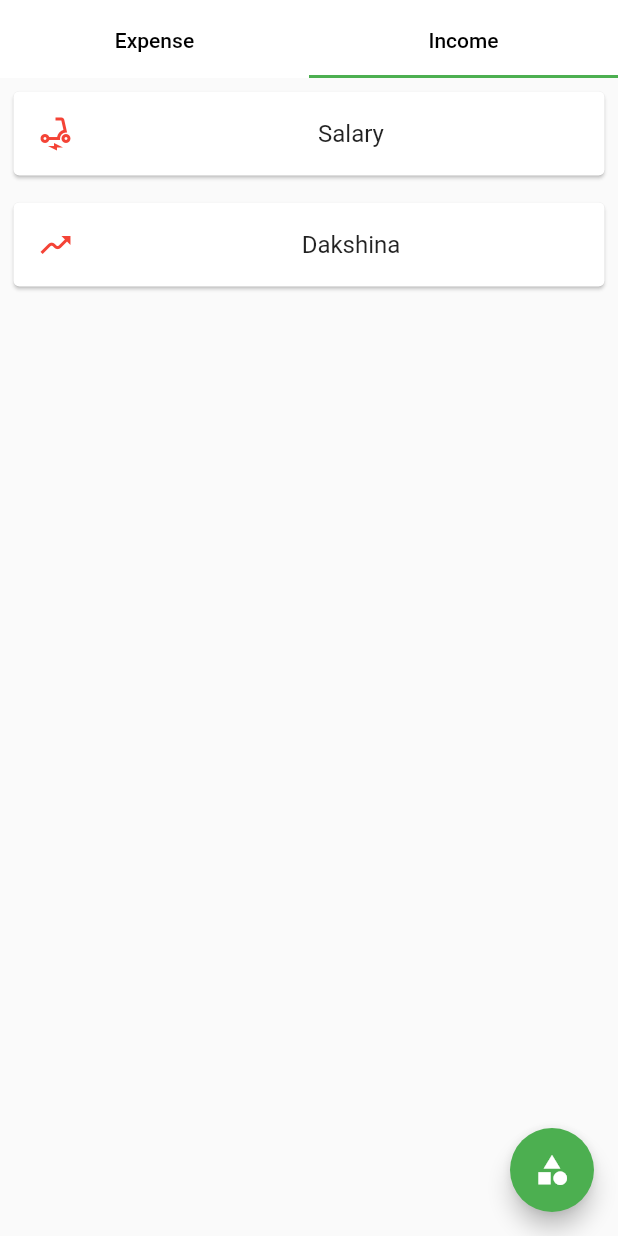
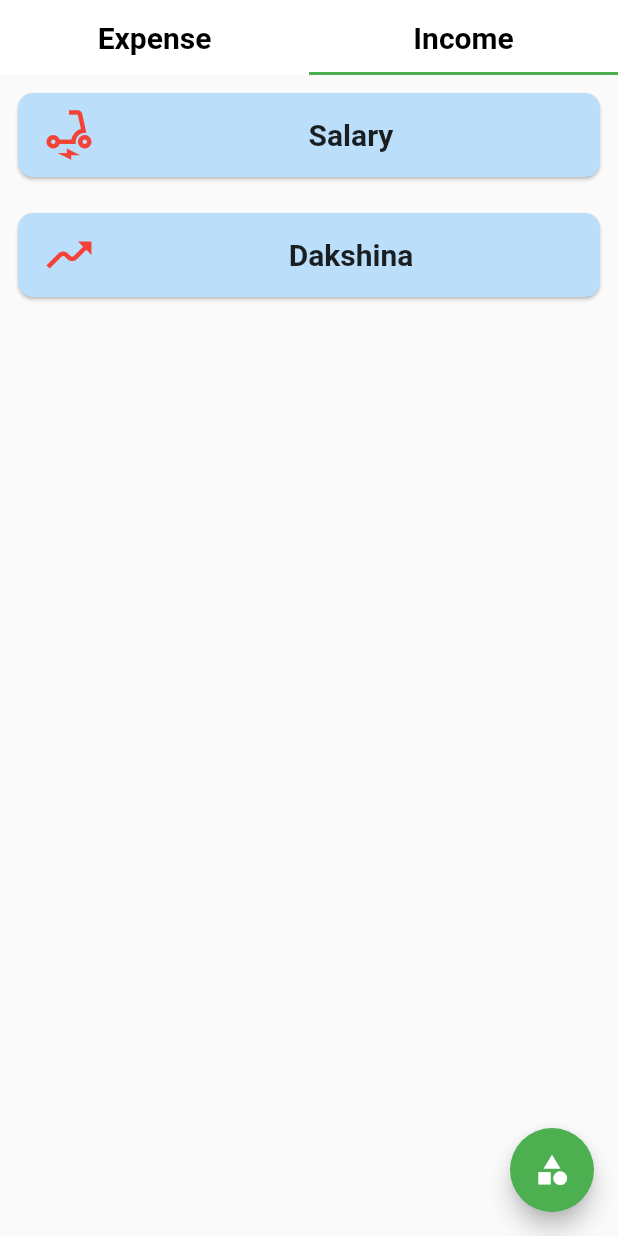
Before and after one commit to aryanPokharel/BudgetBuddy, a Flutter app: the Categories screen opened directly, tab 2 chosen, on a phone screen of 412 x 824 dp. Run offline on Flutter 3.47's test engine with Material 2 defaults, Android fonts, the phone set to English and light mode, and no system bars.

Commit message:
cards and forms beautified

```diff
--- a/lib/Screens/Categories.dart
+++ b/lib/Screens/Categories.dart
@@ -13,6 +13,7 @@ class Categories extends StatefulWidget {
 class _CategoriesState extends State<Categories> {
   var TypeToDelete;
   var TitleToDelete;
+
   deleteCategory() {
     context.read<StateProvider>().deleteCategory(TypeToDelete, TitleToDelete);
   }
@@ -53,22 +54,37 @@ class _CategoriesState extends State<Categories> {
         appBar: AppBar(
           elevation: 0,
           backgroundColor: Colors.white,
-          toolbarHeight: 4,
-          bottom: const TabBar(
+          toolbarHeight: 10,
+          bottom: PreferredSize(
+            preferredSize: const Size.fromHeight(40),
+            child: Container(
+              color: Colors.white,
+              child: const TabBar(
+                indicatorColor: Colors.green,
                 tabs: [
                   Tab(
                     child: Text(
                       "Expense",
-                  style: TextStyle(color: Colors.black),
+                      style: TextStyle(
+                        color: Colors.black,
+                        fontSize: 20,
+                        fontWeight: FontWeight.bold,
+                      ),
                     ),
                   ),
                   Tab(
                     child: Text(
                       "Income",
-                  style: TextStyle(color: Colors.black),
+                      style: TextStyle(
+                        color: Colors.black,
+                        fontSize: 20,
+                        fontWeight: FontWeight.bold,
+                      ),
                     ),
                   ),
                 ],
+              ),
+            ),
           ),
         ),
         body: TabBarView(
@@ -81,8 +97,12 @@ class _CategoriesState extends State<Categories> {
                         itemCount: expenseCategories.length,
                         itemBuilder: (context, index) {
                           return Padding(
-                            padding: const EdgeInsets.all(5),
+                            padding: const EdgeInsets.all(8),
                             child: Card(
+                              color: Colors.green[100],
+                              shape: RoundedRectangleBorder(
+                                borderRadius: BorderRadius.circular(10),
+                              ),
                               child: ListTile(
                                 onLongPress: () => {
                                   TypeToDelete = "Expense",
@@ -94,10 +114,15 @@ class _CategoriesState extends State<Categories> {
                                   IconData(expenseCategories[index]['icon'],
                                       fontFamily: 'MaterialIcons'),
                                   color: Colors.red,
+                                  size: 36,
                                 ),
                                 title: Center(
                                   child: Text(
                                     expenseCategories[index]['title'],
+                                    style: const TextStyle(
+                                      fontSize: 20,
+                                      fontWeight: FontWeight.bold,
+                                    ),
                                   ),
                                 ),
                               ),
@@ -114,9 +139,12 @@ class _CategoriesState extends State<Categories> {
                             child: SizedBox(
                               height: MediaQuery.of(context).size.height / 4,
                               child: Card(
-                                color: const Color.fromARGB(255, 212, 216, 219),
+                                color: Colors.white,
                                 elevation: 4,
                                 margin: const EdgeInsets.all(16.0),
+                                shape: RoundedRectangleBorder(
+                                  borderRadius: BorderRadius.circular(10),
+                                ),
                                 child: Column(
                                   mainAxisAlignment: MainAxisAlignment.center,
                                   crossAxisAlignment: CrossAxisAlignment.center,
@@ -142,7 +170,12 @@ class _CategoriesState extends State<Categories> {
                                       children: [
                                         ElevatedButton(
                                           style: ElevatedButton.styleFrom(
-                                              backgroundColor: Colors.green),
+                                            backgroundColor: Colors.green,
+                                            shape: RoundedRectangleBorder(
+                                              borderRadius:
+                                                  BorderRadius.circular(8),
+                                            ),
+                                          ),
                                           onPressed: () {
                                             deleteCategory();
                                             _toggleOverlay();
@@ -151,7 +184,12 @@ class _CategoriesState extends State<Categories> {
                                         ),
                                         ElevatedButton(
                                           style: ElevatedButton.styleFrom(
-                                              backgroundColor: Colors.red),
+                                            backgroundColor: Colors.red,
+                                            shape: RoundedRectangleBorder(
+                                              borderRadius:
+                                                  BorderRadius.circular(8),
+                                            ),
+                                          ),
                                           onPressed: () {
                                             _toggleOverlay();
                                           },
@@ -175,8 +213,12 @@ class _CategoriesState extends State<Categories> {
                         itemCount: incomeCategories.length,
                         itemBuilder: (context, index) {
                           return Padding(
-                            padding: const EdgeInsets.all(5),
+                            padding: const EdgeInsets.all(8),
                             child: Card(
+                              color: Colors.blue[100],
+                              shape: RoundedRectangleBorder(
+                                borderRadius: BorderRadius.circular(10),
+                              ),
                               child: ListTile(
                                 onLongPress: () => {
                                   TypeToDelete = "Income",
@@ -188,10 +230,15 @@ class _CategoriesState extends State<Categories> {
                                   IconData(incomeCategories[index]['icon'],
                                       fontFamily: 'MaterialIcons'),
                                   color: Colors.red,
+                                  size: 36,
                                 ),
                                 title: Center(
                                   child: Text(
                                     incomeCategories[index]['title'],
+                                    style: const TextStyle(
+                                      fontSize: 20,
+                                      fontWeight: FontWeight.bold,
+                                    ),
                                   ),
                                 ),
                               ),
@@ -208,9 +255,12 @@ class _CategoriesState extends State<Categories> {
                             child: SizedBox(
                               height: MediaQuery.of(context).size.height / 4,
                               child: Card(
-                                color: const Color.fromARGB(255, 212, 216, 219),
+                                color: Colors.white,
                                 elevation: 4,
                                 margin: const EdgeInsets.all(16.0),
+                                shape: RoundedRectangleBorder(
+                                  borderRadius: BorderRadius.circular(10),
+                                ),
                                 child: Column(
                                   mainAxisAlignment: MainAxisAlignment.center,
                                   crossAxisAlignment: CrossAxisAlignment.center,
@@ -236,7 +286,12 @@ class _CategoriesState extends State<Categories> {
                                       children: [
                                         ElevatedButton(
                                           style: ElevatedButton.styleFrom(
-                                              backgroundColor: Colors.green),
+                                            backgroundColor: Colors.green,
+                                            shape: RoundedRectangleBorder(
+                                              borderRadius:
+                                                  BorderRadius.circular(8),
+                                            ),
+                                          ),
                                           onPressed: () {
                                             deleteCategory();
                                             _toggleOverlay();
@@ -245,7 +300,12 @@ class _CategoriesState extends State<Categories> {
                                         ),
                                         ElevatedButton(
                                           style: ElevatedButton.styleFrom(
-                                              backgroundColor: Colors.red),
+                                            backgroundColor: Colors.red,
+                                            shape: RoundedRectangleBorder(
+                                              borderRadius:
+                                                  BorderRadius.circular(8),
+                                            ),
+                                          ),
                                           onPressed: () {
                                             _toggleOverlay();
                                           },
```
Also changed, not shown: lib/Screens/AddTransaction.dart (+11 -11 lines), lib/Screens/Expenses.dart (+40 -18 lines). Lines whose indentation alone changed are shown as unchanged.
